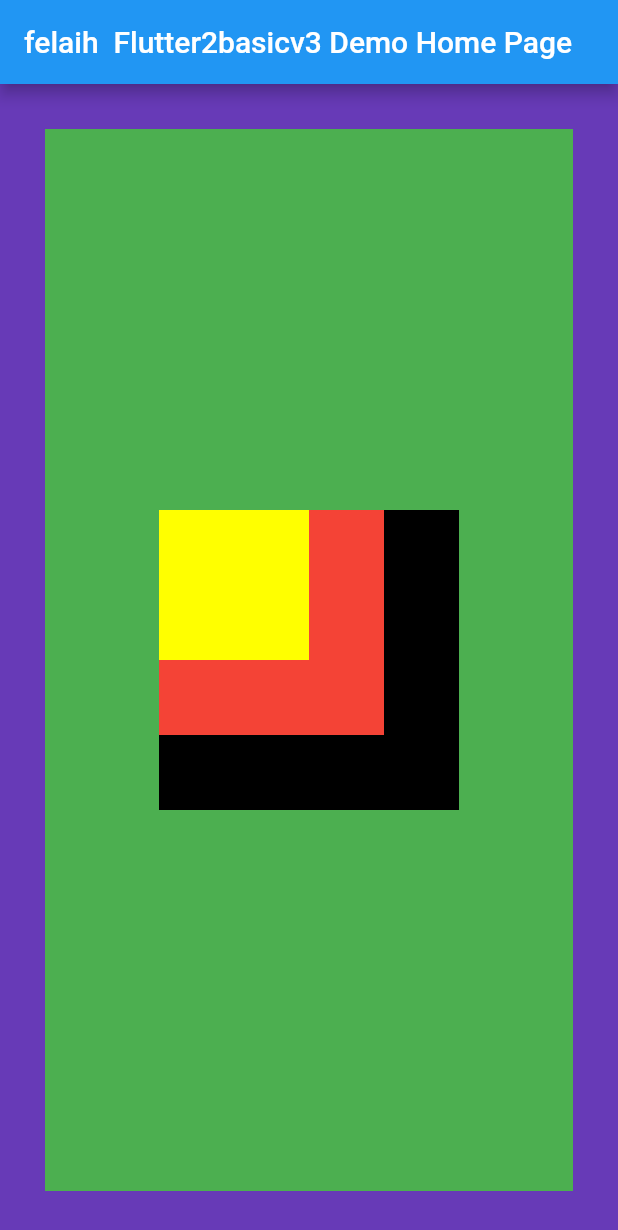
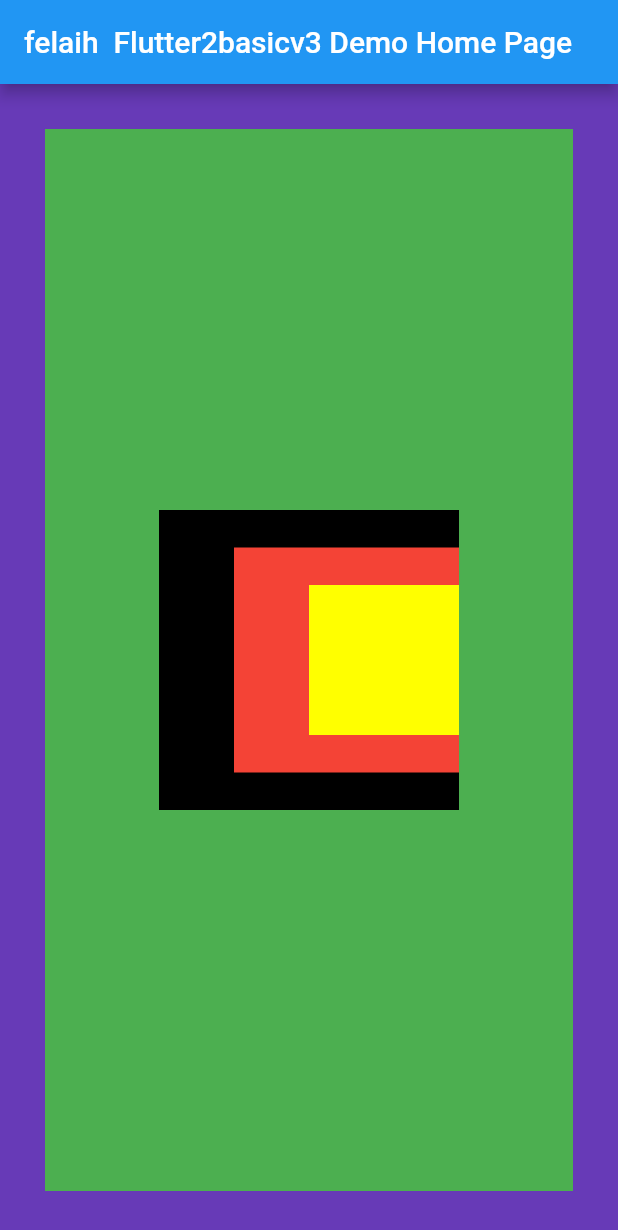
Before and after one commit to Devsaci/flutter2basicv3, a Flutter app: the screen it shows after launch, on a phone screen of 412 x 824 dp. Shown: the top 1230 px of the screen. Run offline on Flutter 3.47's test engine with Material 2 defaults, Android fonts, the light colour scheme and no system bars.

Commit message:
AlignmentDirectional

```diff
--- a/lib/main.dart
+++ b/lib/main.dart
@@ -45,6 +45,7 @@ class _MyHomePageState extends State<MyHomePage> {
           padding: const EdgeInsets.all(30),
           alignment: Alignment.center,
           child: Stack(
+            alignment: AlignmentDirectional.centerEnd,
             children: <Widget> [
               Container(width: 200,height: 200,color: Colors.black,),
               Container(width: 150,height: 150,color: Colors.red,),
```
